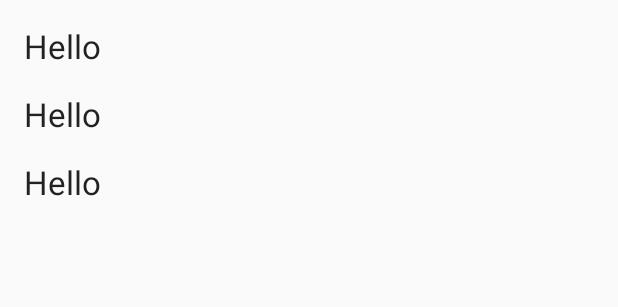
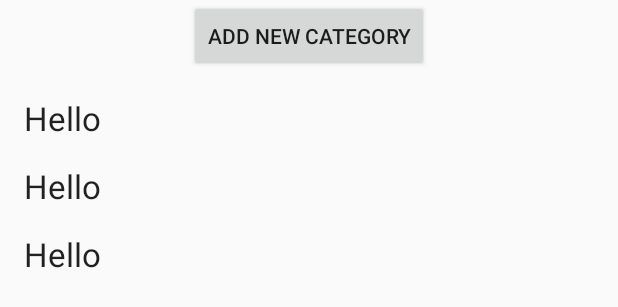
Before and after one commit to nency-shobhashana/note_codeBrewer_android, an Android app: the layout category_list_dialog_fragment.xml on its own in the app's theme, with its tools: preview values and no code run, on a phone screen of 412 x 824 dp. Shown: the top 307 px of the screen. Run offline under Robolectric (Android 15) with nearby library versions, the phone set to English and light mode, and no system bars.

Commit message:
add new category button in bottom sheet

```diff
--- a/app/src/main/res/layout/category_list_dialog_fragment.xml
+++ b/app/src/main/res/layout/category_list_dialog_fragment.xml
@@ -1,11 +1,27 @@
 <?xml version="1.0" encoding="utf-8"?>
-<androidx.recyclerview.widget.RecyclerView xmlns:android="http://schemas.android.com/apk/res/android"
+<androidx.constraintlayout.widget.ConstraintLayout xmlns:android="http://schemas.android.com/apk/res/android"
                                                    xmlns:tools="http://schemas.android.com/tools"
-                                           android:id="@+id/list"
                                                    android:layout_width="match_parent"
                                                    android:layout_height="match_parent"
+                                                   xmlns:app="http://schemas.android.com/apk/res-auto">
+
+    <Button
+        android:id="@+id/btnAddCategory"
+        android:layout_width="wrap_content"
+        android:layout_height="wrap_content"
+        android:text="Add New Category"
+        app:layout_constraintStart_toStartOf="parent"
+        app:layout_constraintEnd_toEndOf="parent"
+        app:layout_constraintTop_toTopOf="parent"/>
+    <androidx.recyclerview.widget.RecyclerView
+        android:id="@+id/listCategory"
+        android:layout_width="match_parent"
+        android:layout_height="0dp"
         android:clipToPadding="false"
         android:paddingTop="@dimen/list_item_spacing_half"
         android:paddingBottom="@dimen/list_item_spacing_half"
         tools:context=".detail.CategoryListDialogFragment"
-                                           tools:listitem="@layout/category_list_dialog_item" />
+        tools:listitem="@layout/category_list_dialog_item"
+        app:layout_constraintTop_toBottomOf="@+id/btnAddCategory"
+        app:layout_constraintBottom_toBottomOf="parent"/>
+</androidx.constraintlayout.widget.ConstraintLayout>
```
Also changed, not shown: app/src/main/java/com/nency/note/detail/CategoryListDialogFragment.java (+43 -1 lines), app/src/main/res/layout/add_new_category_dialog.xml (added, +15 -0 lines). Lines whose indentation alone changed are shown as unchanged.
